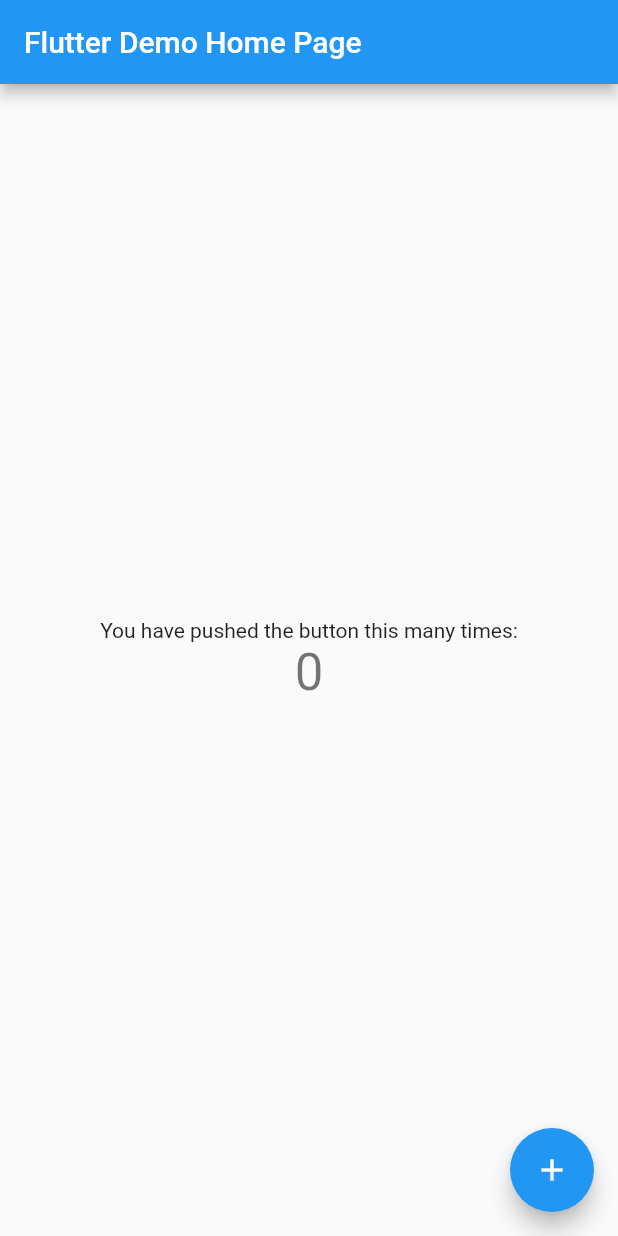
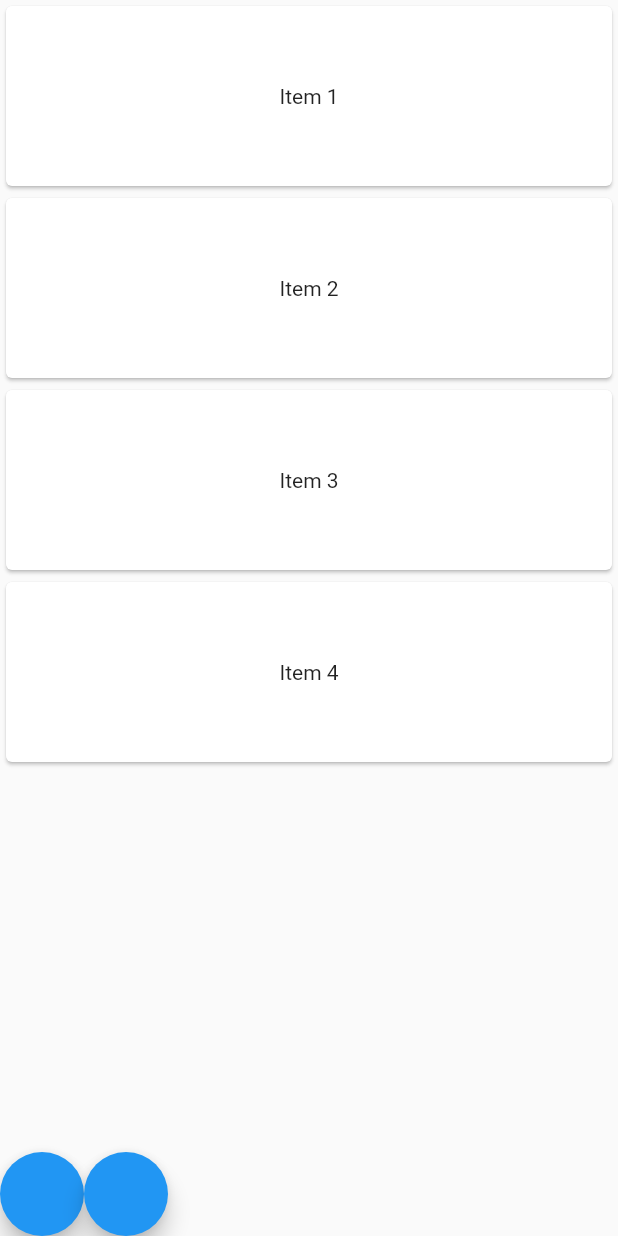
Before and after one commit to m-siya/ds-visualizer, a Flutter app: the screen it shows after launch, on a phone screen of 412 x 824 dp. Run offline on Flutter 3.47's test engine with Material 2 defaults, Android fonts, the phone set to English and light mode, and no system bars.

Commit message:
added basic structure

```diff
--- a/ds_visualizer/lib/main.dart
+++ b/ds_visualizer/lib/main.dart
@@ -1,3 +1,4 @@
+import 'package:ds_visualizer/screens/animatedList.dart';
 import 'package:flutter/material.dart';
 
 void main() {
@@ -24,7 +25,7 @@
         // is not restarted.
         primarySwatch: Colors.blue,
       ),
-      home: const MyHomePage(title: 'Flutter Demo Home Page'),
+      home: const MyAnimatedStack(),
     );
   }
 }
--- /dev/null
+++ b/ds_visualizer/lib/screens/animatedList.dart
@@ -0,0 +1,88 @@
+import 'package:flutter/material.dart';
+
+class MyAnimatedStack extends StatelessWidget {
+  const MyAnimatedStack({super.key});
+
+  @override
+  Widget build(BuildContext context) {
+    return Scaffold(
+      body: SimpleAnimatedList(),
+    );
+  }
+}
+
+class SimpleAnimatedList extends StatefulWidget {
+  const SimpleAnimatedList({super.key});
+
+  @override
+  State<SimpleAnimatedList> createState() => _SimpleAnimatedListState();
+}
+
+class _SimpleAnimatedListState extends State<SimpleAnimatedList> {
+  @override
+  final GlobalKey<AnimatedListState> listKey = GlobalKey<AnimatedListState>();
+  List<int> _items = [1, 2, 3, 4];
+  int counter = 0;
+
+  @override
+  Widget build(BuildContext context) {
+    return Column(
+      children: <Widget>[
+        Expanded(
+          child: Container(
+            height: double.infinity,
+            child: AnimatedList(
+              key: listKey,
+              initialItemCount: _items.length,
+              itemBuilder: (context, index, animation) {
+                return slideIt(context, index, animation);
+              },
+            ),
+          ),
+        ),
+        Container(
+          child: Row(children: <Widget> [
+            FloatingActionButton(onPressed: removeItem),
+            FloatingActionButton(onPressed: insertItem)
+          ],)
+        )
+      ],
+    );
+  }
+
+  void removeItem() {
+    if (_items.isEmpty) return;
+
+    listKey.currentState?.removeItem(
+        0, (_, animation) => slideIt(context, 0, animation),
+        duration: const Duration(milliseconds: 500));
+
+    setState(() {
+      _items.removeAt(0);
+    });
+  }
+
+  void insertItem() {
+    setState(() {
+      listKey.currentState?.insertItem(0, duration: const Duration(milliseconds: 500));
+      _items = []
+        ..add(counter++)
+        ..addAll(_items);
+    });
+  }
+
+  Widget slideIt(BuildContext context, int index, animation) {
+    int item = _items[index];
+    return SlideTransition(
+        position: Tween<Offset>(
+          begin: const Offset(-1, 0),
+          end: Offset(0, 0),
+        ).animate(animation),
+        child: SizedBox(
+            height: 128.0,
+            child: Card(
+                child: Center(
+              child: Text('Item $item'),
+            ))));
+  }
+}
```
